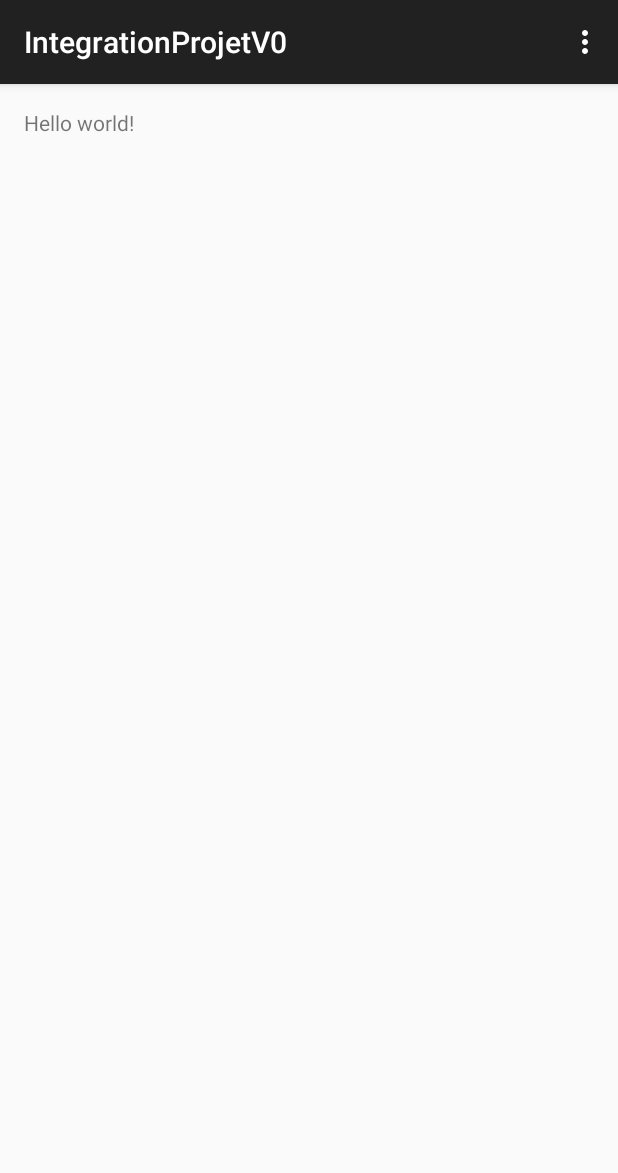
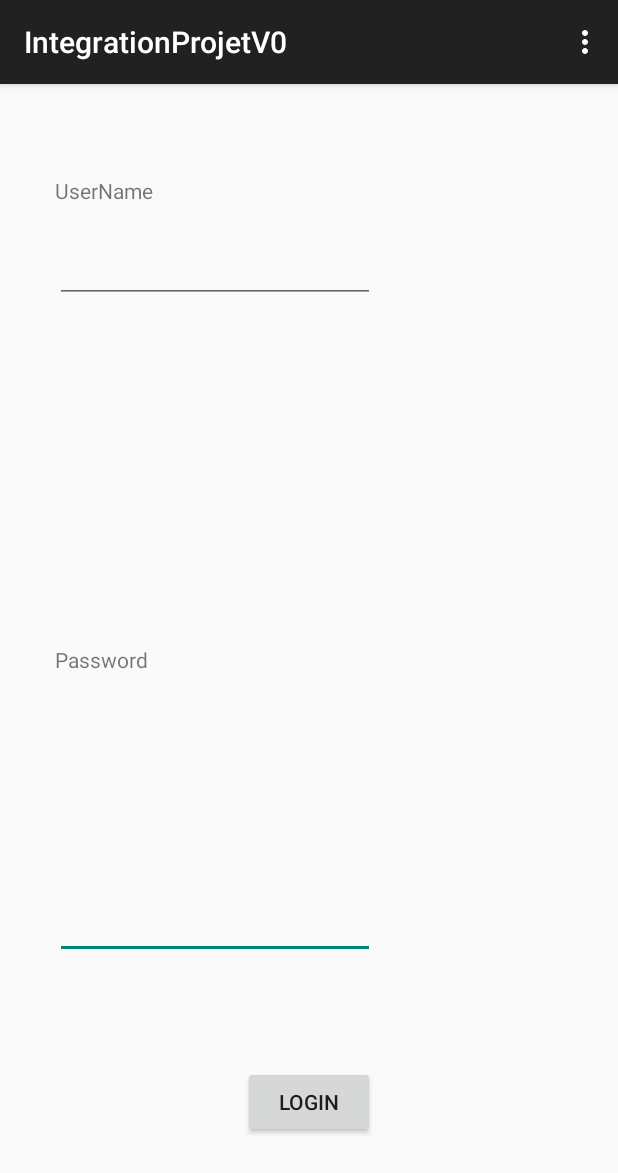
Before and after one commit to OvynFlavian/IntegrationTP_Groupe_1, an Android app: the screen it shows after launch (MainActivity), on a phone screen of 412 x 824 dp. Shown: the top 1173 px of the screen. Run offline under Robolectric (Android 15) with nearby library versions, the phone set to English and light mode, and no system bars.

Commit message:
base de l'app
1 activité pour se loguer ( pas encore de vérif sur les champs)
passage a un autre activité qd on appuye sur "login"

```diff
--- a/Projet/Android/IntegrationProjetV0/app/src/main/AndroidManifest.xml
+++ b/Projet/Android/IntegrationProjetV0/app/src/main/AndroidManifest.xml
@@ -1,6 +1,7 @@
 <?xml version="1.0" encoding="utf-8"?>
 <manifest xmlns:android="http://schemas.android.com/apk/res/android"
     package="com.example.arnaud.integrationprojetv0" >
+
 
     <application
         android:allowBackup="true"
@@ -16,6 +17,10 @@
                 <category android:name="android.intent.category.LAUNCHER" />
             </intent-filter>
         </activity>
+
+        <activity android:name=".ActiviteDeux">
+
+        </activity>
     </application>
 
 </manifest>
--- /dev/null
+++ b/Projet/Android/IntegrationProjetV0/app/src/main/java/com/example/arnaud/integrationprojetv0/ActiviteDeux.java
@@ -0,0 +1,23 @@
+package com.example.arnaud.integrationprojetv0;
+
+
+import android.app.Activity;
+import android.os.Bundle;
+import android.widget.TextView;
+
+
+/* Created by Arnaud on 30-09-15.
+*/
+
+public class ActiviteDeux extends Activity{
+
+    private TextView text = null;
+
+    @Override
+    protected void onCreate(Bundle savedInstanceState) {
+        super.onCreate(savedInstanceState);
+        setContentView(R.layout.activite_deux);
+
+       // text = (TextView) findViewById(R.id.textView);
+    }
+}
--- a/Projet/Android/IntegrationProjetV0/app/src/main/java/com/example/arnaud/integrationprojetv0/MainActivity.java
+++ b/Projet/Android/IntegrationProjetV0/app/src/main/java/com/example/arnaud/integrationprojetv0/MainActivity.java
@@ -1,16 +1,50 @@
 package com.example.arnaud.integrationprojetv0;
 
+import android.content.Intent;
+import android.os.Bundle;
 import android.support.v7.app.AppCompatActivity;
-import android.os.Bundle;
 import android.view.Menu;
 import android.view.MenuItem;
+import android.view.View;
+import android.widget.Button;
+import android.widget.EditText;
+import android.widget.TextView;
+
 
 public class MainActivity extends AppCompatActivity {
+    private Button bLogin = null;
+    private EditText username = null;
+    private EditText password = null;
+    private TextView titreUsrName = null;
+    private TextView titrePwd = null;
+
+    public final static int CHOOSE_BUTTON_REQUEST = 0;
 
     @Override
     protected void onCreate(Bundle savedInstanceState) {
         super.onCreate(savedInstanceState);
         setContentView(R.layout.activity_main);
+
+        bLogin = (Button) findViewById(R.id.login);
+        username =(EditText) findViewById(R.id.username);
+        password =(EditText) findViewById(R.id.password);
+        titreUsrName = (TextView) findViewById(R.id.titreUsrName);
+        titrePwd = (TextView) findViewById(R.id.titrePwd);
+
+        titreUsrName.setText("UserName");
+        titrePwd.setText("Password");
+
+        bLogin.setOnClickListener(new View.OnClickListener() {
+            @Override
+            public void onClick(View v) {
+
+                //ajouter securite sur les infos donnée dans les champs
+                Intent secondeActivite = new Intent(MainActivity.this, ActiviteDeux.class);
+                startActivityForResult(secondeActivite, CHOOSE_BUTTON_REQUEST);
+            }
+        });
+
+
     }
 
     @Override
@@ -19,7 +53,7 @@ public class MainActivity extends AppCompatActivity {
         getMenuInflater().inflate(R.menu.menu_main, menu);
         return true;
     }
-//test
+
     @Override
     public boolean onOptionsItemSelected(MenuItem item) {
         // Handle action bar item clicks here. The action bar will
--- /dev/null
+++ b/Projet/Android/IntegrationProjetV0/app/src/main/res/layout/activite_deux.xml
@@ -0,0 +1,12 @@
+<?xml version="1.0" encoding="utf-8"?>
+
+
+<RelativeLayout xmlns:android="http://schemas.android.com/apk/res/android"
+    xmlns:tools="http://schemas.android.com/tools" android:layout_width="match_parent"
+    android:layout_height="match_parent" android:paddingLeft="@dimen/activity_horizontal_margin"
+    android:paddingRight="@dimen/activity_horizontal_margin"
+    android:paddingTop="@dimen/activity_vertical_margin"
+    android:paddingBottom="@dimen/activity_vertical_margin">
+
+
+</RelativeLayout>
--- a/Projet/Android/IntegrationProjetV0/app/src/main/res/layout/activity_main.xml
+++ b/Projet/Android/IntegrationProjetV0/app/src/main/res/layout/activity_main.xml
@@ -1,3 +1,5 @@
+
+
 <RelativeLayout xmlns:android="http://schemas.android.com/apk/res/android"
     xmlns:tools="http://schemas.android.com/tools" android:layout_width="match_parent"
     android:layout_height="match_parent" android:paddingLeft="@dimen/activity_horizontal_margin"
@@ -6,6 +8,51 @@
     android:paddingBottom="@dimen/activity_vertical_margin" tools:context=".MainActivity">
 
     <TextView android:text="@string/hello_world" android:layout_width="wrap_content"
-        android:layout_height="wrap_content" />
+        android:layout_height="wrap_content"
+        android:id="@+id/titreUsrName"
+        android:layout_marginTop="45dp"
+        android:layout_alignParentTop="true"
+        android:layout_alignLeft="@+id/username"
+        android:layout_alignStart="@+id/username" />
+
+    <Button
+        android:layout_width="wrap_content"
+        android:layout_height="wrap_content"
+        android:text="Login"
+        android:id="@+id/login"
+        android:layout_alignParentBottom="true"
+        android:layout_centerHorizontal="true"
+        android:layout_marginBottom="49dp" />
+
+    <EditText
+        android:layout_width="wrap_content"
+        android:layout_height="wrap_content"
+        android:inputType="textPassword"
+        android:ems="10"
+        android:id="@+id/password"
+        android:layout_above="@+id/login"
+        android:layout_alignRight="@+id/login"
+        android:layout_alignEnd="@+id/login"
+        android:layout_marginBottom="71dp" />
+
+    <EditText
+        android:layout_width="wrap_content"
+        android:layout_height="wrap_content"
+        android:inputType="textPersonName"
+        android:ems="10"
+        android:id="@+id/username"
+        android:layout_below="@+id/titreUsrName"
+        android:layout_alignRight="@+id/password"
+        android:layout_alignEnd="@+id/password"
+        android:layout_marginTop="20dp" />
+
+    <TextView
+        android:layout_width="wrap_content"
+        android:layout_height="wrap_content"
+        android:text="New Text"
+        android:id="@+id/titrePwd"
+        android:layout_centerVertical="true"
+        android:layout_alignLeft="@+id/password"
+        android:layout_alignStart="@+id/password" />
 
 </RelativeLayout>
```
Also changed, not shown: 1 other file.
